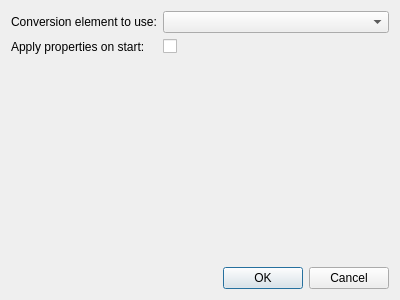
Qt form tools/tcam-capture/optionsdialog.ui (TheImagingSource/tiscamera) before a commit.
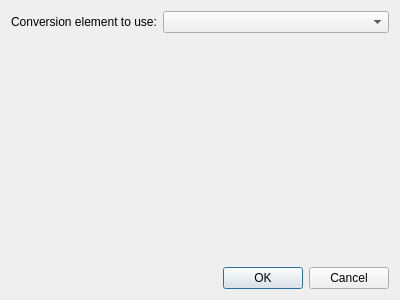
The same form after that commit.

What changed in the file:
```diff
--- a/tools/tcam-capture/optionsdialog.ui
+++ b/tools/tcam-capture/optionsdialog.ui
@@ -21,7 +21,10 @@
      </property>
     </widget>
    </item>
-   <item row="2" column="0">
+   <item row="0" column="1">
+    <widget class="QComboBox" name="combo_convert_options"/>
+   </item>
+   <item row="1" column="0">
     <spacer name="verticalSpacer">
      <property name="orientation">
       <enum>Qt::Vertical</enum>
@@ -44,23 +47,6 @@
      </property>
     </widget>
    </item>
-   <item row="1" column="0">
-    <widget class="QLabel" name="label_2">
-     <property name="text">
-      <string>Apply properties on start:</string>
-     </property>
-    </widget>
-   </item>
-   <item row="1" column="1">
-    <widget class="QCheckBox" name="check_apply_properties">
-     <property name="text">
-      <string/>
-     </property>
-    </widget>
-   </item>
-   <item row="0" column="1">
-    <widget class="QComboBox" name="combo_convert_options"/>
-   </item>
   </layout>
  </widget>
  <resources/>
```
Left out of the diff: 2 changed lines with no effect on the pictures.
